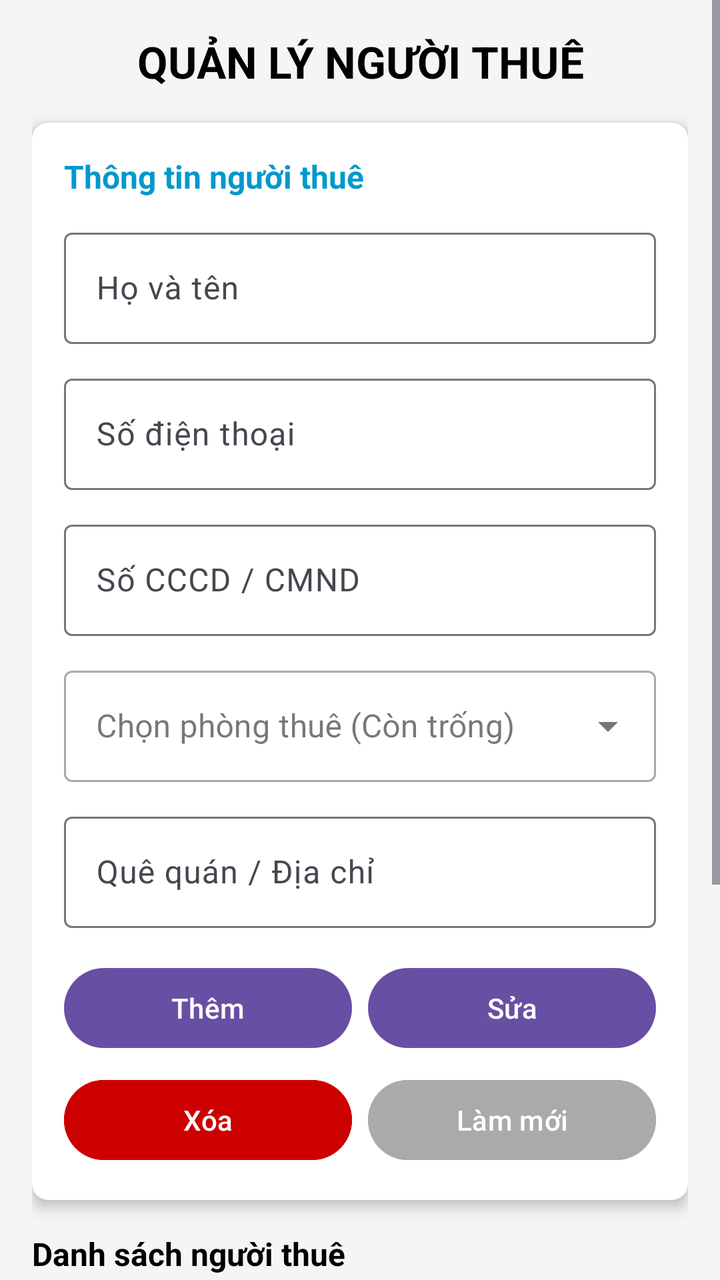
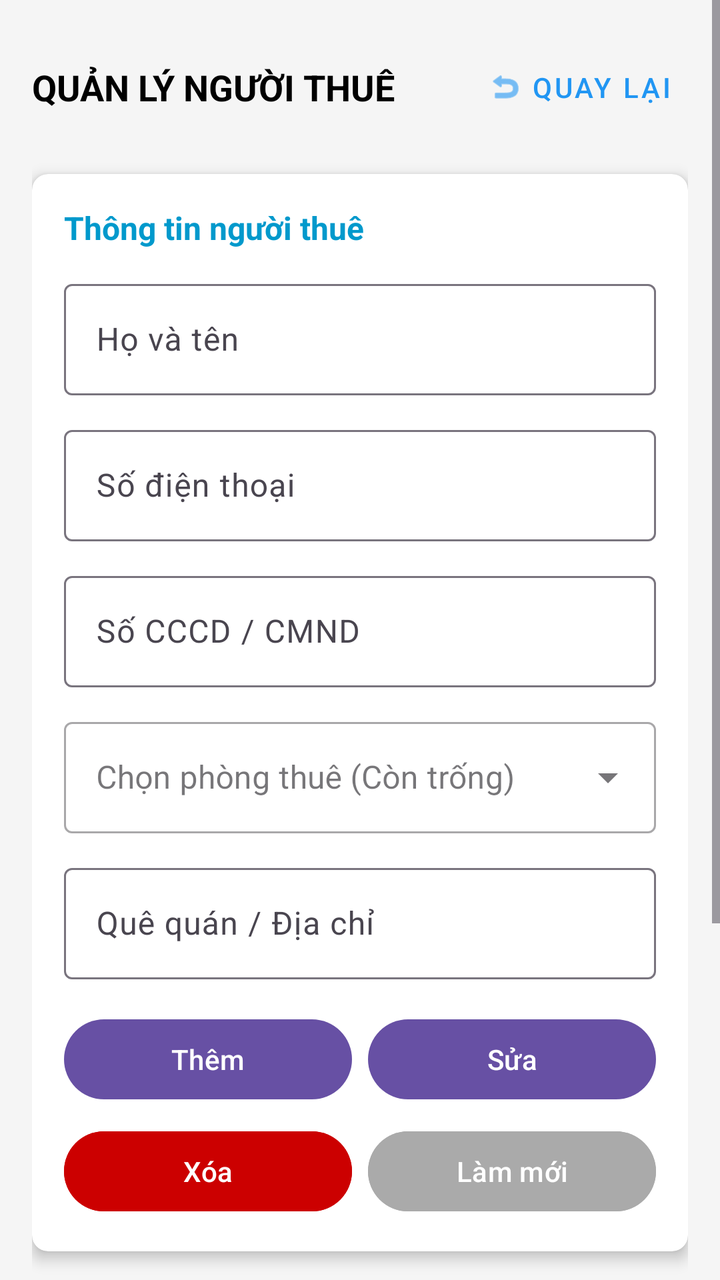

Screens rendered from an Android XML layout before and after an edit, with the pre-edit source and the edit as a unified diff.
<!-- AndroidManifest.xml: application theme Theme.Detai1 -->
<!-- res/layout/giaodiennguoithue.xml -->
<?xml version="1.0" encoding="utf-8"?>
<ScrollView xmlns:android="http://schemas.android.com/apk/res/android"
    xmlns:app="http://schemas.android.com/apk/res-auto"
    android:layout_width="match_parent"
    android:layout_height="match_parent"
    android:fillViewport="true"
    android:background="#F5F5F5">

    <LinearLayout
        android:layout_width="match_parent"
        android:layout_height="wrap_content"
        android:orientation="vertical"
        android:padding="16dp">

        
        <TextView
            android:layout_width="match_parent"
            android:layout_height="wrap_content"
            android:text="QUẢN LÝ NGƯỜI THUÊ"
            android:textSize="22sp"
            android:textStyle="bold"
            android:gravity="center"
            android:textColor="@android:color/black"
            android:layout_marginBottom="16dp"/>

        
        <androidx.cardview.widget.CardView
            android:layout_width="match_parent"
            android:layout_height="wrap_content"
            app:cardCornerRadius="8dp"
            app:cardElevation="4dp"
            android:layout_marginBottom="16dp"
            app:cardBackgroundColor="@android:color/white">

            <LinearLayout
                android:layout_width="match_parent"
                android:layout_height="wrap_content"
                android:orientation="vertical"
                android:padding="16dp">

                <TextView
                    android:layout_width="wrap_content"
                    android:layout_height="wrap_content"
                    android:text="Thông tin người thuê"
                    android:textSize="16sp"
                    android:textStyle="bold"
                    android:textColor="@android:color/holo_blue_dark"
                    android:layout_marginBottom="12dp"/>

                
                <com.google.android.material.textfield.TextInputLayout
                    android:layout_width="match_parent"
                    android:layout_height="wrap_content"
                    android:layout_marginBottom="12dp"
                    android:hint="Họ và tên">

                    <com.google.android.material.textfield.TextInputEditText
                        android:id="@+id/edtHoTen"
                        android:layout_width="match_parent"
                        android:layout_height="wrap_content"
                        android:inputType="textPersonName" />
                </com.google.android.material.textfield.TextInputLayout>

                
                <com.google.android.material.textfield.TextInputLayout
                    android:layout_width="match_parent"
                    android:layout_height="wrap_content"
                    android:layout_marginBottom="12dp"
                    android:hint="Số điện thoại">

                    <com.google.android.material.textfield.TextInputEditText
                        android:id="@+id/edtSoDienThoai"
                        android:layout_width="match_parent"
                        android:layout_height="wrap_content"
                        android:inputType="phone" />
                </com.google.android.material.textfield.TextInputLayout>

                
                <com.google.android.material.textfield.TextInputLayout
                    android:layout_width="match_parent"
                    android:layout_height="wrap_content"
                    android:layout_marginBottom="12dp"
                    android:hint="Số CCCD / CMND">

                    <com.google.android.material.textfield.TextInputEditText
                        android:id="@+id/edtCCCD"
                        android:layout_width="match_parent"
                        android:layout_height="wrap_content"
                        android:inputType="number" />
                </com.google.android.material.textfield.TextInputLayout>

                
                <com.google.android.material.textfield.TextInputLayout
                    style="@style/Widget.MaterialComponents.TextInputLayout.OutlinedBox.ExposedDropdownMenu"
                    android:layout_width="match_parent"
                    android:layout_height="wrap_content"
                    android:layout_marginBottom="12dp"
                    android:hint="Chọn phòng thuê (Còn trống)">

                    <AutoCompleteTextView
                        android:id="@+id/dropdownPhongThue"
                        android:layout_width="match_parent"
                        android:layout_height="wrap_content"
                        android:inputType="none"/>
                </com.google.android.material.textfield.TextInputLayout>

                
                <com.google.android.material.textfield.TextInputLayout
                    android:layout_width="match_parent"
                    android:layout_height="wrap_content"
                    android:layout_marginBottom="16dp"
                    android:hint="Quê quán / Địa chỉ">

                    <com.google.android.material.textfield.TextInputEditText
                        android:id="@+id/edtQueQuan"
                        android:layout_width="match_parent"
                        android:layout_height="wrap_content"
                        android:inputType="text" />
                </com.google.android.material.textfield.TextInputLayout>

                
                <LinearLayout
                    android:layout_width="match_parent"
                    android:layout_height="wrap_content"
                    android:orientation="horizontal"
                    android:weightSum="2"
                    android:layout_marginBottom="8dp">

                    <Button
                        android:id="@+id/btnThemNguoiThue"
                        android:layout_width="0dp"
                        android:layout_height="wrap_content"
                        android:layout_weight="1"
                        android:text="Thêm"
                        android:layout_marginEnd="4dp"/>

                    <Button
                        android:id="@+id/btnSuaNguoiThue"
                        android:layout_width="0dp"
                        android:layout_height="wrap_content"
                        android:layout_weight="1"
                        android:text="Sửa"
                        android:layout_marginStart="4dp"/>
                </LinearLayout>

                <LinearLayout
                    android:layout_width="match_parent"
                    android:layout_height="wrap_content"
                    android:orientation="horizontal"
                    android:weightSum="2">

                    <Button
                        android:id="@+id/btnXoaNguoiThue"
                        android:layout_width="0dp"
                        android:layout_height="wrap_content"
                        android:layout_weight="1"
                        android:text="Xóa"
                        android:backgroundTint="@android:color/holo_red_dark"
                        android:layout_marginEnd="4dp"/>

                    <Button
                        android:id="@+id/btnLamMoiNguoiThue"
                        android:layout_width="0dp"
                        android:layout_height="wrap_content"
                        android:layout_weight="1"
                        android:text="Làm mới"
                        android:backgroundTint="@android:color/darker_gray"
                        android:layout_marginStart="4dp"/>
                </LinearLayout>

            </LinearLayout>
        </androidx.cardview.widget.CardView>

        
        <TextView
            android:layout_width="match_parent"
            android:layout_height="wrap_content"
            android:text="Danh sách người thuê"
            android:textSize="16sp"
            android:textStyle="bold"
            android:textColor="@android:color/black"
            android:layout_marginBottom="8dp"/>

        
        <androidx.recyclerview.widget.RecyclerView
            android:id="@+id/recyclerDanhSachNguoiThue"
            android:layout_width="match_parent"
            android:layout_height="200dp"
            android:background="@android:color/white"
            android:padding="8dp"
            android:layout_marginBottom="16dp"/>

        
        <Button
            android:id="@+id/btnQuayLaiNguoiThue"
            style="@style/Widget.MaterialComponents.Button.OutlinedButton"
            android:layout_width="match_parent"
            android:layout_height="wrap_content"
            android:text="Quay lại"
            android:textSize="16sp"/>

    </LinearLayout>
</ScrollView>
<!-- resources referenced by this layout -->
<resources>
  <style name="Theme.Detai1" parent="Base.Theme.Detai1" />
  <style name="Base.Theme.Detai1" parent="Theme.Material3.DayNight.NoActionBar">
          
          
      </style>
</resources>

<!-- the commit's change to res/layout/giaodiennguoithue.xml (unified diff, before → after) -->
@@ -13,15 +13,39 @@
         android:padding="16dp">
 
         
-        <TextView
+        <RelativeLayout
             android:layout_width="match_parent"
             android:layout_height="wrap_content"
-            android:text="QUẢN LÝ NGƯỜI THUÊ"
-            android:textSize="22sp"
-            android:textStyle="bold"
-            android:gravity="center"
-            android:textColor="@android:color/black"
-            android:layout_marginBottom="16dp"/>
+            android:layout_marginBottom="16dp"
+            android:paddingTop="4dp"
+            android:paddingBottom="4dp">
+
+            <TextView
+                android:layout_width="wrap_content"
+                android:layout_height="wrap_content"
+                android:layout_centerVertical="true"
+                android:layout_alignParentStart="true"
+                android:text="QUẢN LÝ NGƯỜI THUÊ"
+                android:textSize="18sp"
+                android:textStyle="bold"
+                android:textColor="@android:color/black"/>
+
+            <com.google.android.material.button.MaterialButton
+                android:id="@+id/btnQuayLaiNguoiThue"
+                style="@style/Widget.MaterialComponents.Button.TextButton"
+                android:layout_width="wrap_content"
+                android:layout_height="wrap_content"
+                android:layout_alignParentEnd="true"
+                android:layout_centerVertical="true"
+                android:text="Quay lại"
+                android:textColor="#2196F3"
+                android:textSize="14sp"
+                app:icon="@android:drawable/ic_menu_revert"
+                app:iconTint="#2196F3"
+                android:minWidth="0dp"
+                android:minHeight="0dp"
+                android:padding="8dp"/>
+        </RelativeLayout>
 
         
         <androidx.cardview.widget.CardView
@@ -187,17 +211,7 @@
             android:layout_width="match_parent"
             android:layout_height="200dp"
             android:background="@android:color/white"
-            android:padding="8dp"
-            android:layout_marginBottom="16dp"/>
-
-        
-        <Button
-            android:id="@+id/btnQuayLaiNguoiThue"
-            style="@style/Widget.MaterialComponents.Button.OutlinedButton"
-            android:layout_width="match_parent"
-            android:layout_height="wrap_content"
-            android:text="Quay lại"
-            android:textSize="16sp"/>
+            android:padding="8dp"/>
 
     </LinearLayout>
 </ScrollView>
